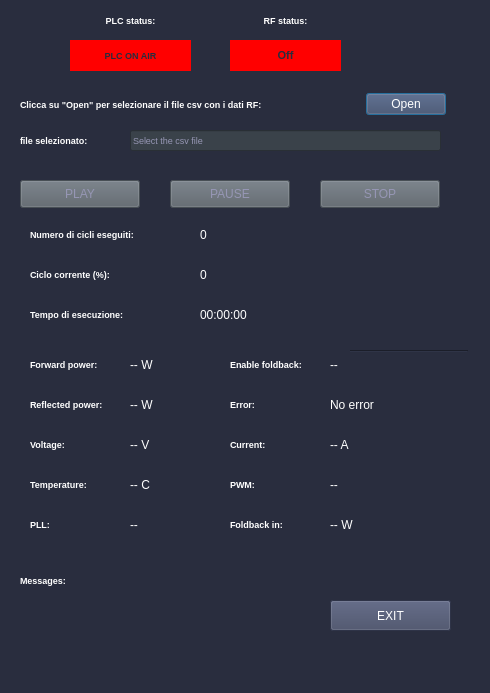
The window that main_window.ui (rstanzani/seriale_microonde) describes before a commit, drawn with Qt 5.
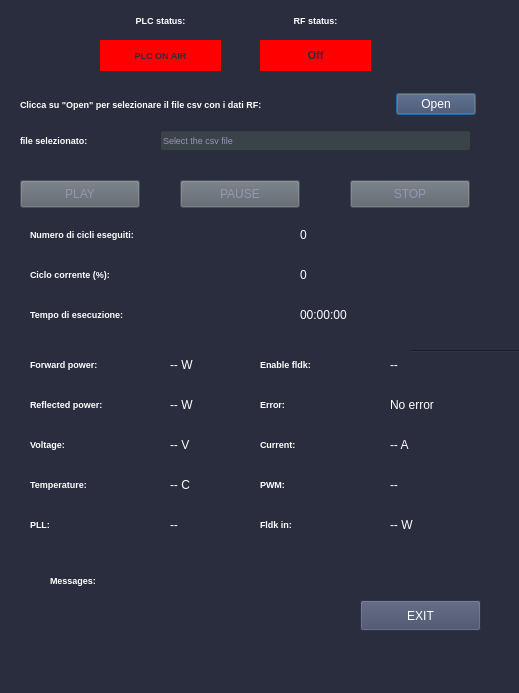
The same window after the commit.

Commit message: Resize window

```diff
--- a/main_window.ui
+++ b/main_window.ui
@@ -6,7 +6,7 @@
    <rect>
     <x>0</x>
     <y>0</y>
-    <width>490</width>
+    <width>519</width>
     <height>693</height>
    </rect>
   </property>
@@ -44,7 +44,7 @@
     </property>
     <property name="geometry">
      <rect>
-      <x>320</x>
+      <x>350</x>
       <y>180</y>
       <width>120</width>
       <height>28</height>
@@ -61,7 +61,7 @@
    <widget class="QLineEdit" name="QGDML">
     <property name="geometry">
      <rect>
-      <x>130</x>
+      <x>160</x>
       <y>130</y>
       <width>311</width>
       <height>21</height>
@@ -93,7 +93,7 @@
    <widget class="QDialogButtonBox" name="QOpen_CSV">
     <property name="geometry">
      <rect>
-      <x>340</x>
+      <x>370</x>
       <y>90</y>
       <width>131</width>
       <height>28</height>
@@ -118,7 +118,7 @@
    <widget class="QLabel" name="QoutputLabel">
     <property name="geometry">
      <rect>
-      <x>20</x>
+      <x>50</x>
       <y>600</y>
       <width>301</width>
       <height>31</height>
@@ -142,7 +142,7 @@
      <rect>
       <x>30</x>
       <y>390</y>
-      <width>81</width>
+      <width>121</width>
       <height>28</height>
      </rect>
     </property>
@@ -165,7 +165,7 @@
      <rect>
       <x>30</x>
       <y>430</y>
-      <width>81</width>
+      <width>121</width>
       <height>28</height>
      </rect>
     </property>
@@ -188,7 +188,7 @@
      <rect>
       <x>30</x>
       <y>470</y>
-      <width>81</width>
+      <width>121</width>
       <height>28</height>
      </rect>
     </property>
@@ -211,7 +211,7 @@
      <rect>
       <x>30</x>
       <y>510</y>
-      <width>81</width>
+      <width>121</width>
       <height>28</height>
      </rect>
     </property>
@@ -232,9 +232,9 @@
    <widget class="QLabel" name="QinfoLabel_7">
     <property name="geometry">
      <rect>
-      <x>230</x>
+      <x>260</x>
       <y>430</y>
-      <width>81</width>
+      <width>101</width>
       <height>28</height>
      </rect>
     </property>
@@ -257,7 +257,7 @@
      <rect>
       <x>30</x>
       <y>350</y>
-      <width>81</width>
+      <width>121</width>
       <height>28</height>
      </rect>
     </property>
@@ -278,9 +278,9 @@
    <widget class="QLabel" name="QinfoLabel_9">
     <property name="geometry">
      <rect>
-      <x>230</x>
+      <x>260</x>
       <y>470</y>
-      <width>81</width>
+      <width>101</width>
       <height>28</height>
      </rect>
     </property>
@@ -301,9 +301,9 @@
    <widget class="QLabel" name="QinfoLabel_11">
     <property name="geometry">
      <rect>
-      <x>230</x>
+      <x>260</x>
       <y>350</y>
-      <width>81</width>
+      <width>101</width>
       <height>28</height>
      </rect>
     </property>
@@ -318,15 +318,15 @@
      <string notr="true">color: rgb(255, 255, 255);</string>
     </property>
     <property name="text">
-     <string>Enable foldback:</string>
+     <string>Enable fldk:</string>
     </property>
    </widget>
    <widget class="QLabel" name="QinfoLabel_12">
     <property name="geometry">
      <rect>
-      <x>230</x>
+      <x>260</x>
       <y>510</y>
-      <width>61</width>
+      <width>101</width>
       <height>28</height>
      </rect>
     </property>
@@ -341,15 +341,15 @@
      <string notr="true">color: rgb(255, 255, 255);</string>
     </property>
     <property name="text">
-     <string>Foldback in:</string>
+     <string>Fldk in:</string>
     </property>
    </widget>
    <widget class="QLabel" name="QinfoLabel_13">
     <property name="geometry">
      <rect>
-      <x>230</x>
+      <x>260</x>
       <y>390</y>
-      <width>61</width>
+      <width>101</width>
       <height>28</height>
      </rect>
     </property>
@@ -370,7 +370,7 @@
    <widget class="QLabel" name="Qforwardpower_label">
     <property name="geometry">
      <rect>
-      <x>130</x>
+      <x>170</x>
       <y>350</y>
       <width>71</width>
       <height>31</height>
@@ -389,7 +389,7 @@
    <widget class="QLabel" name="Qreflectedpower_label">
     <property name="geometry">
      <rect>
-      <x>130</x>
+      <x>170</x>
       <y>390</y>
       <width>71</width>
       <height>31</height>
@@ -408,7 +408,7 @@
    <widget class="QLabel" name="Qonoff_label">
     <property name="geometry">
      <rect>
-      <x>230</x>
+      <x>260</x>
       <y>40</y>
       <width>111</width>
       <height>31</height>
@@ -438,7 +438,7 @@
    <widget class="QLabel" name="Qtemperature_label">
     <property name="geometry">
      <rect>
-      <x>130</x>
+      <x>170</x>
       <y>470</y>
       <width>71</width>
       <height>31</height>
@@ -457,7 +457,7 @@
    <widget class="QLabel" name="Qvoltage_label">
     <property name="geometry">
      <rect>
-      <x>130</x>
+      <x>170</x>
       <y>430</y>
       <width>71</width>
       <height>31</height>
@@ -476,7 +476,7 @@
    <widget class="QLabel" name="Qpll_label">
     <property name="geometry">
      <rect>
-      <x>130</x>
+      <x>170</x>
       <y>510</y>
       <width>71</width>
       <height>31</height>
@@ -495,7 +495,7 @@
    <widget class="QLabel" name="Qfoldbackin_label">
     <property name="geometry">
      <rect>
-      <x>330</x>
+      <x>390</x>
       <y>510</y>
       <width>81</width>
       <height>31</height>
@@ -514,7 +514,7 @@
    <widget class="QLabel" name="Qpwm_label">
     <property name="geometry">
      <rect>
-      <x>330</x>
+      <x>390</x>
       <y>470</y>
       <width>81</width>
       <height>31</height>
@@ -533,7 +533,7 @@
    <widget class="QLabel" name="Qcurrent_label">
     <property name="geometry">
      <rect>
-      <x>330</x>
+      <x>390</x>
       <y>430</y>
       <width>81</width>
       <height>31</height>
@@ -552,7 +552,7 @@
    <widget class="QLabel" name="Qerror_label">
     <property name="geometry">
      <rect>
-      <x>330</x>
+      <x>390</x>
       <y>390</y>
       <width>81</width>
       <height>31</height>
@@ -571,7 +571,7 @@
    <widget class="QLabel" name="Qenablefoldback_label">
     <property name="geometry">
      <rect>
-      <x>330</x>
+      <x>390</x>
       <y>350</y>
       <width>81</width>
       <height>31</height>
@@ -593,7 +593,7 @@
     </property>
     <property name="geometry">
      <rect>
-      <x>330</x>
+      <x>360</x>
       <y>600</y>
       <width>121</width>
       <height>31</height>
@@ -610,7 +610,7 @@
    <widget class="QLabel" name="QinfoLabel_15">
     <property name="geometry">
      <rect>
-      <x>20</x>
+      <x>50</x>
       <y>570</y>
       <width>91</width>
       <height>21</height>
@@ -636,7 +636,7 @@
     </property>
     <property name="geometry">
      <rect>
-      <x>170</x>
+      <x>180</x>
       <y>180</y>
       <width>120</width>
       <height>28</height>
@@ -653,7 +653,7 @@
    <widget class="Line" name="line_3">
     <property name="geometry">
      <rect>
-      <x>350</x>
+      <x>410</x>
       <y>350</y>
       <width>118</width>
       <height>3</height>
@@ -672,7 +672,7 @@
     </property>
     <property name="geometry">
      <rect>
-      <x>70</x>
+      <x>100</x>
       <y>40</y>
       <width>121</width>
       <height>31</height>
@@ -701,7 +701,7 @@
      <rect>
       <x>30</x>
       <y>220</y>
-      <width>141</width>
+      <width>211</width>
       <height>28</height>
      </rect>
     </property>
@@ -722,7 +722,7 @@
    <widget class="QLabel" name="Qcyclenumber">
     <property name="geometry">
      <rect>
-      <x>200</x>
+      <x>300</x>
       <y>220</y>
       <width>101</width>
       <height>31</height>
@@ -743,7 +743,7 @@
      <rect>
       <x>30</x>
       <y>260</y>
-      <width>141</width>
+      <width>211</width>
       <height>28</height>
      </rect>
     </property>
@@ -764,7 +764,7 @@
    <widget class="QLabel" name="Qcurrentcycle">
     <property name="geometry">
      <rect>
-      <x>200</x>
+      <x>300</x>
       <y>260</y>
       <width>101</width>
       <height>31</height>
@@ -785,7 +785,7 @@
      <rect>
       <x>30</x>
       <y>300</y>
-      <width>141</width>
+      <width>211</width>
       <height>28</height>
      </rect>
     </property>
@@ -806,7 +806,7 @@
    <widget class="QLabel" name="Qexecution_time">
     <property name="geometry">
      <rect>
-      <x>200</x>
+      <x>300</x>
       <y>300</y>
       <width>101</width>
       <height>31</height>
@@ -871,7 +871,7 @@
    <widget class="QLabel" name="QinfoLabel_22">
     <property name="geometry">
      <rect>
-      <x>230</x>
+      <x>260</x>
       <y>10</y>
       <width>111</width>
       <height>21</height>
@@ -897,7 +897,7 @@
    <widget class="QLabel" name="QinfoLabel_23">
     <property name="geometry">
      <rect>
-      <x>70</x>
+      <x>100</x>
       <y>10</y>
       <width>121</width>
       <height>21</height>
```
Left out of the diff: 2 changed lines with no effect on the pictures. The commit also changes 1 other file.
